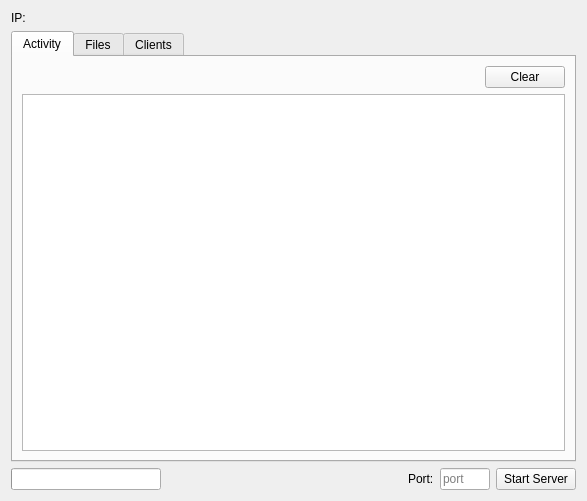
Before: the Qt Designer form Tools/EditorPluginFileserve/FileserveUI/FileserveWidget.ui in ezEngine/ezEngine, drawn with Qt 5.
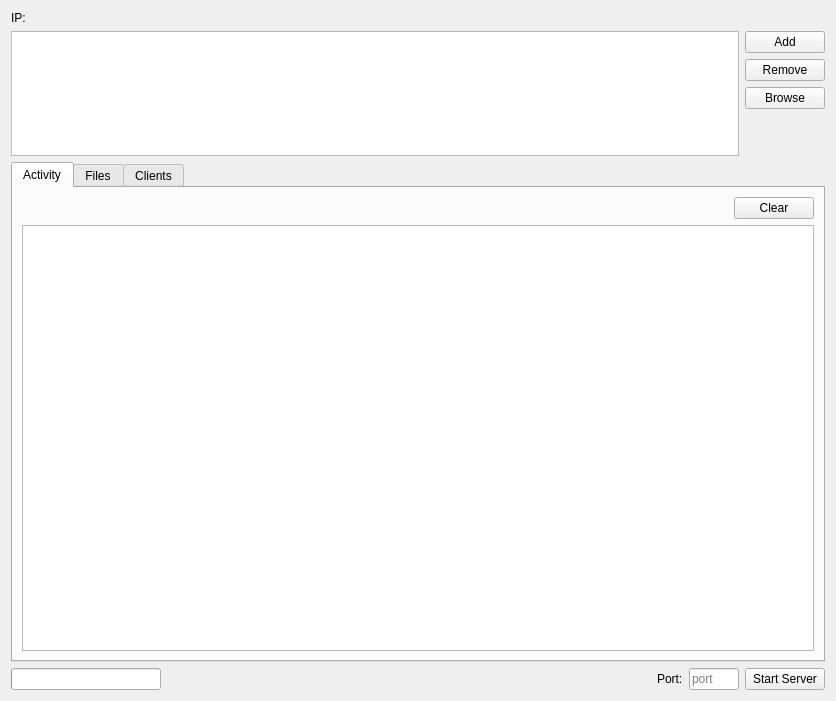
After: the same form once the commit is applied.

Commit message: * Removed the project directory from ezFileSystem * Instead added the "special directory" mechanism, that allows to redirect certain paths locally and remotely * Fileserve is now able to redirect such special directory paths to a user defined folder, this is mostly necessary to locate the project on the server. * For now special dirs can only be added through the command line to Fileserve. * Port can also be set through the command line now (server only so far)

Patch:
```diff
--- a/Tools/EditorPluginFileserve/FileserveUI/FileserveWidget.ui
+++ b/Tools/EditorPluginFileserve/FileserveUI/FileserveWidget.ui
@@ -6,14 +6,14 @@
    <rect>
     <x>0</x>
     <y>0</y>
-    <width>587</width>
-    <height>501</height>
+    <width>836</width>
+    <height>701</height>
    </rect>
   </property>
   <property name="windowTitle">
    <string>Fileserve</string>
   </property>
-  <layout class="QVBoxLayout" name="verticalLayout">
+  <layout class="QVBoxLayout" name="verticalLayout_4" stretch="0,1,4,0">
    <item>
     <widget class="QLabel" name="IpLabel">
      <property name="text">
@@ -21,8 +21,66 @@
      </property>
     </widget>
    </item>
+   <item>
+    <layout class="QHBoxLayout" name="horizontalLayout_5" stretch="0,0">
+     <item>
+      <widget class="QTableWidget" name="SpecialDirList">
+       <property name="sizePolicy">
+        <sizepolicy hsizetype="Expanding" vsizetype="Expanding">
+         <horstretch>0</horstretch>
+         <verstretch>2</verstretch>
+        </sizepolicy>
+       </property>
+      </widget>
+     </item>
+     <item>
+      <layout class="QVBoxLayout" name="verticalLayout">
+       <item>
+        <widget class="QPushButton" name="SpecialDirAddButton">
+         <property name="text">
+          <string>Add</string>
+         </property>
+        </widget>
+       </item>
+       <item>
+        <widget class="QPushButton" name="SpecialDirRemoveButton">
+         <property name="text">
+          <string>Remove</string>
+         </property>
+        </widget>
+       </item>
+       <item>
+        <widget class="QPushButton" name="SpecialDirBrowseButton">
+         <property name="text">
+          <string>Browse</string>
+         </property>
+        </widget>
+       </item>
+       <item>
+        <spacer name="verticalSpacer">
+         <property name="orientation">
+          <enum>Qt::Vertical</enum>
+         </property>
+         <property name="sizeHint" stdset="0">
+          <size>
+           <width>20</width>
+           <height>40</height>
+          </size>
+         </property>
+        </spacer>
+       </item>
+      </layout>
+     </item>
+    </layout>
+   </item>
    <item>
     <widget class="QTabWidget" name="TabWidget">
+     <property name="sizePolicy">
+      <sizepolicy hsizetype="Expanding" vsizetype="Expanding">
+       <horstretch>0</horstretch>
+       <verstretch>6</verstretch>
+      </sizepolicy>
+     </property>
      <property name="currentIndex">
       <number>0</number>
      </property>
```
The commit also changes 28 other files.
